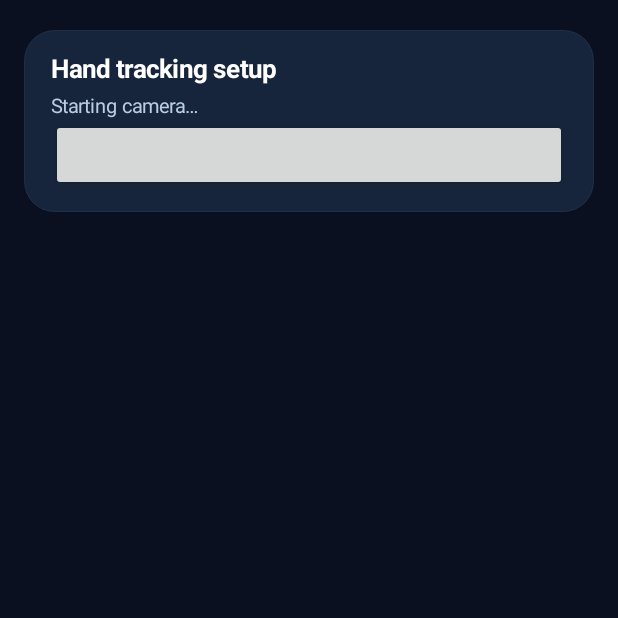
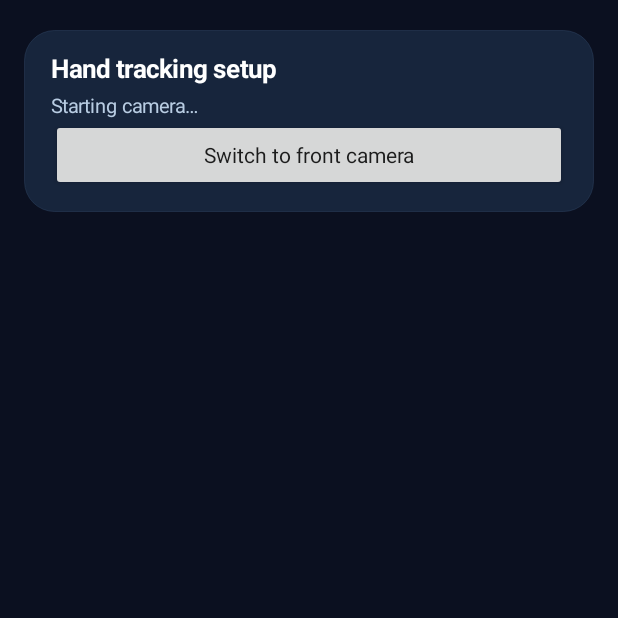
Before and after one commit to drugalochek/WIFIvr, an Android app: the HandSetupActivity screen opened directly, with no data from a screen before it, on a phone screen of 412 x 824 dp, the top half of it. Run offline under Robolectric (Android 15) with nearby library versions, the phone set to English and light mode, and no system bars; libraries missing offline, so code that uses them is left out: androidx.camera.core, androidx.camera.lifecycle, androidx.camera.view, com.google.mediapipe.framework, com.google.mediapipe.tasks; 8 statements that could not run were skipped.

Commit message:
Add localized camera switch labels

```diff
--- a/Android/app/src/main/res/values/strings.xml
+++ b/Android/app/src/main/res/values/strings.xml
@@ -44,4 +44,8 @@
     <string name="room_profile_hint">Name or profile, e.g. Alex</string>
     <string name="room_tracking_support">Device tracking support</string>
     <string name="pose_tracking_error">Body tracking error: %1$s</string>
+    <string name="switch_to_front_camera">Switch to front camera</string>
+    <string name="switch_to_back_camera">Switch to rear camera</string>
+    <string name="front_camera_active">Front camera active · show your hands</string>
+    <string name="front_camera_unavailable">The front camera is unavailable on this device.</string>
 </resources>
```
